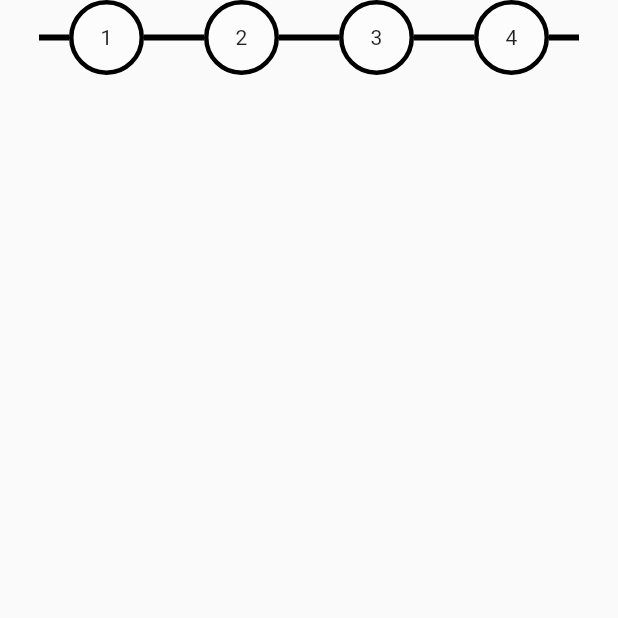
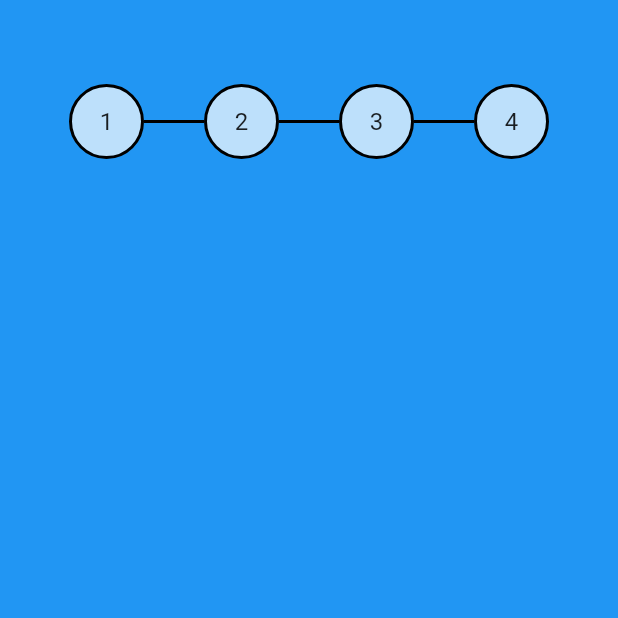
Before and after one commit to NSAnant/gin_demo, a Flutter app: the screen it shows after launch, on a phone screen of 412 x 824 dp, the top half of it. Run offline on Flutter 3.47's test engine with Material 2 defaults, Android fonts, the phone set to English and light mode, and no system bars.

Commit message:
Done : custom Stepper Wiget.

```diff
--- a/lib/pages/home_page.dart
+++ b/lib/pages/home_page.dart
@@ -1,4 +1,5 @@
 import 'package:flutter/material.dart';
+import 'package:gin_app/wigets/custom_widget.dart';
 
 class MyHomePage extends StatefulWidget {
   MyHomePage({Key key}) : super(key: key);
@@ -13,7 +14,15 @@ class _MyHomePageState extends State<MyHomePage> {
   @override
   Widget build(BuildContext context) {
     return Scaffold(
-      body: Column(
+      appBar: AppBar(
+        elevation: 0,
+      ),
+      body: Stack(children: <Widget>[
+        Container(
+          color: Theme.of(context).primaryColor,
+        ),
+        Center(
+          child: Column(
             children: <Widget>[
               Center(
                 child: CustomStepper(
@@ -23,69 +32,8 @@ class _MyHomePageState extends State<MyHomePage> {
               ),
             ],
           ),
+        ),
+      ]),
     );
   }
 }
-
-class CustomStepper extends StatefulWidget {
-  final int numberOfSteps;
-  int currentStep;
-
-  CustomStepper({Key key, this.numberOfSteps, this.currentStep})
-      : super(key: key);
-
-  @override
-  _CustomStepperState createState() => _CustomStepperState();
-}
-
-class _CustomStepperState extends State<CustomStepper> {
-  @override
-  Widget build(BuildContext context) {
-    return _drawSteps();
-  }
-
-  Widget _drawSteps() {
-    List<Widget> children = List<Widget>();
-    for (var step = 1; step <= widget.numberOfSteps; step++) {
-      children.addAll(_drawStep(step));
-    }
-    return Row(
-      mainAxisAlignment: MainAxisAlignment.center,
-      children: children,
-    );
-  }
-
-  List<Widget> _drawStep(index) {
-    return [
-      _drawLine(),
-      _drawCircle(index),
-      _drawLine(),
-    ];
-  }
-
-  Widget _drawLine() {
-    return Container(
-      height: 4,
-      width: 20,
-      color: Colors.black,
-    );
-  }
-
-  Widget _drawCircle(index) {
-    return Container(
-      height: 50,
-      width: 50,
-      child: Center(
-        child: Text('$index'),
-      ),
-      decoration: BoxDecoration(
-        shape: BoxShape.circle,
-        color: Colors.white30,
-        border: Border.all(
-          width: 3.0,
-          color: Colors.black,
-        ),
-      ),
-    );
-  }
-}
--- /dev/null
+++ b/lib/wigets/custom_widget.dart
@@ -0,0 +1,79 @@
+import 'package:flutter/material.dart';
+
+class CustomStepper extends StatefulWidget {
+  final int numberOfSteps;
+  int currentStep;
+
+  CustomStepper({Key key, this.numberOfSteps, this.currentStep})
+      : super(key: key);
+
+  @override
+  _CustomStepperState createState() => _CustomStepperState();
+}
+
+class _CustomStepperState extends State<CustomStepper> {
+  @override
+  Widget build(BuildContext context) {
+    return _drawSteps();
+  }
+
+  bool _isFirst(index) {
+    return index == 1;
+  }
+
+  bool _isLast(index) {
+    return index == widget.numberOfSteps;
+  }
+
+  bool isCompleted(index) {
+    return index < widget.currentStep;
+  }
+
+  Widget _drawSteps() {
+    List<Widget> children = List<Widget>();
+    for (var step = 1; step <= widget.numberOfSteps; step++) {
+      children.addAll(_drawStep(step));
+    }
+    return Row(
+      mainAxisAlignment: MainAxisAlignment.center,
+      children: children,
+    );
+  }
+
+  List<Widget> _drawStep(index) {
+    return [
+      _drawLine(!_isFirst(index)),
+      _drawCircle(index),
+      _drawLine(!_isLast(index)),
+    ];
+  }
+
+  Widget _drawLine(visible) {
+    return Container(
+      height: visible ? 2 : 0,
+      width: 20,
+      color: Colors.black,
+    );
+  }
+
+  Widget _drawCircle(index) {
+    return Container(
+      height: 50,
+      width: 50,
+      child: Center(
+        child: Text(
+          '$index',
+          style: Theme.of(context).textTheme.subhead,
+        ),
+      ),
+      decoration: BoxDecoration(
+        shape: BoxShape.circle,
+        color: isCompleted(index) ? Colors.green : Colors.white70,
+        border: Border.all(
+          width: 2.0,
+          color: Colors.black,
+        ),
+      ),
+    );
+  }
+}
```
Lines whose indentation alone changed are shown as unchanged.
